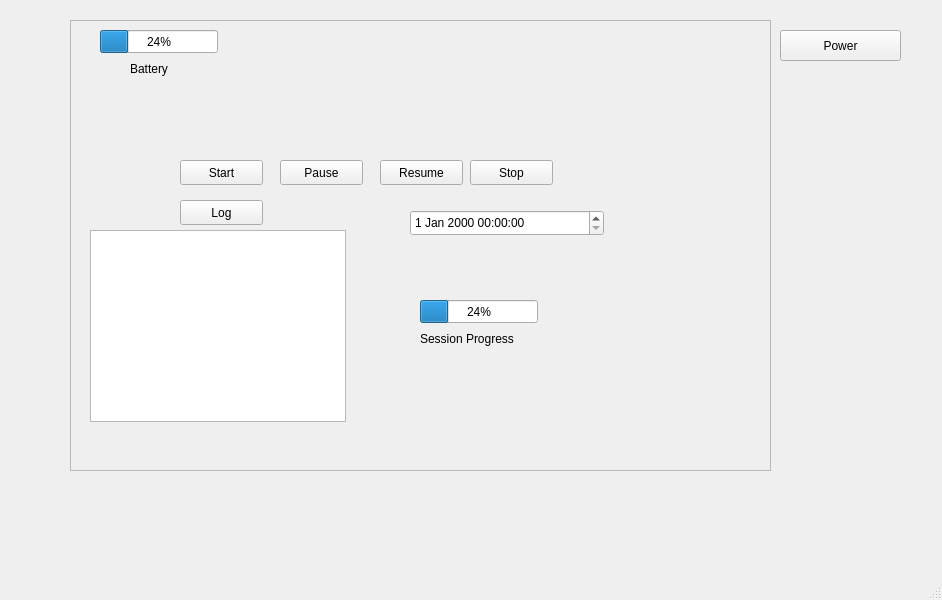
HIZE-Y/3004_FP, file FP_Code/mainwindow.ui: the form before one commit.
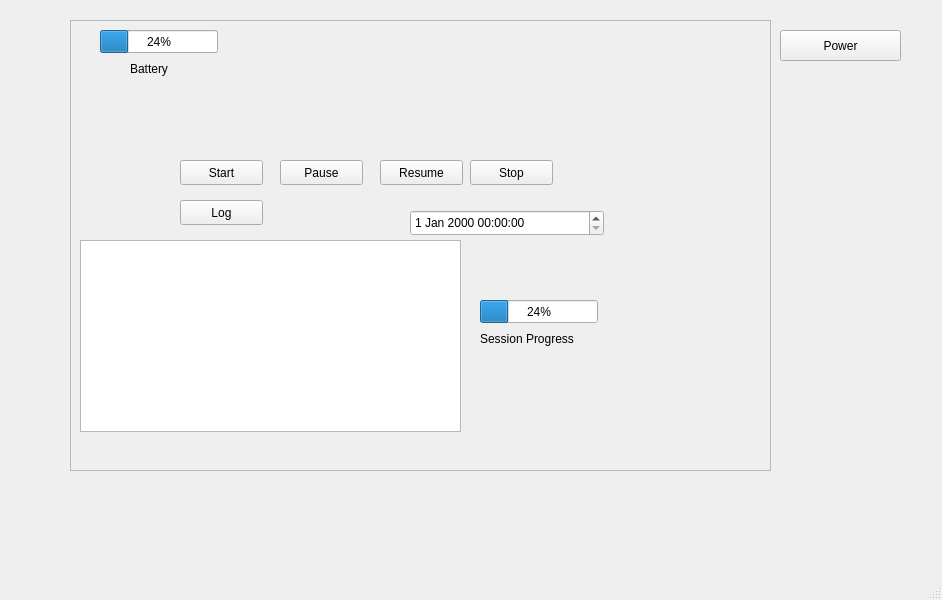
The form after the commit.

The edit to the form file:
```diff
--- a/FP_Code/mainwindow.ui
+++ b/FP_Code/mainwindow.ui
@@ -120,9 +120,9 @@
     <widget class="QTextBrowser" name="Histroylog">
      <property name="geometry">
       <rect>
-       <x>20</x>
-       <y>210</y>
-       <width>256</width>
+       <x>10</x>
+       <y>220</y>
+       <width>381</width>
        <height>192</height>
       </rect>
      </property>
@@ -130,7 +130,7 @@
     <widget class="QProgressBar" name="SessionPr">
      <property name="geometry">
       <rect>
-       <x>350</x>
+       <x>410</x>
        <y>280</y>
        <width>118</width>
        <height>23</height>
@@ -143,7 +143,7 @@
     <widget class="QLabel" name="label">
      <property name="geometry">
       <rect>
-       <x>350</x>
+       <x>410</x>
        <y>310</y>
        <width>121</width>
        <height>17</height>
```
